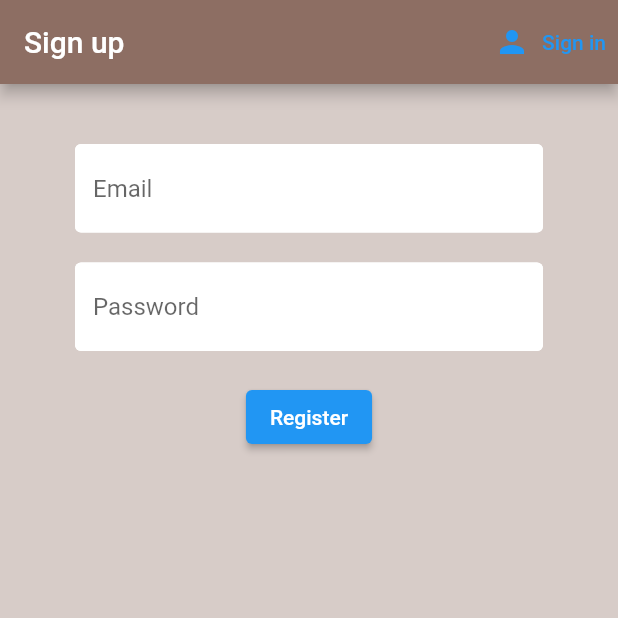
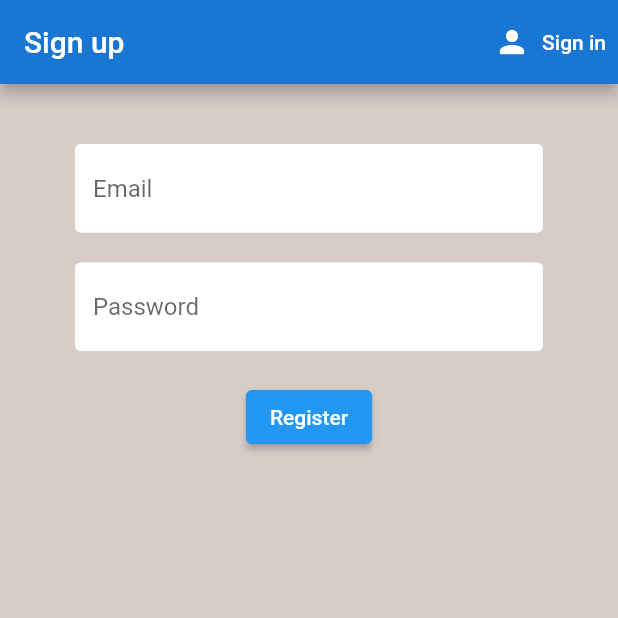
Before and after one commit to Belaid-RWW/FlutterFirebase, a Flutter app: the screen it shows after launch, after a tap on "Log in", after a tap on "Register", on a phone screen of 412 x 824 dp, the top half of it. Run offline on Flutter 3.47's test engine with Material 2 defaults, Android fonts, the phone set to English and light mode, and no system bars; our stand-ins replace firebase_auth, firebase_core, flutter_spinkit; accounts and stored records are empty.

Commit message:
Added loading page

```diff
--- a/lib/screens/authenticate/register.dart
+++ b/lib/screens/authenticate/register.dart
@@ -1,6 +1,7 @@
 import 'package:flutter/material.dart';
 import 'package:flutter_firebase/services/auth.dart';
 import 'package:flutter_firebase/shared/constants.dart';
+import 'package:flutter_firebase/shared/loading.dart';
 
 class Register extends StatefulWidget {
   final Function toggleView;
@@ -18,18 +19,21 @@ class _RegisterState extends State<Register> {
   String password = '';
   String error = '';
 
+  bool loading = false;
+
   @override
   Widget build(BuildContext context) {
-    return Scaffold(
+    return loading ? Loading() : Scaffold(
       backgroundColor: Colors.brown[100],
       appBar: AppBar(
-        backgroundColor: Colors.brown[400],
+        backgroundColor: Colors.blue[700],
         title: Text('Sign up'),
         actions: <Widget>[
           TextButton.icon(
             label: Text('Sign in'),
             icon: Icon(Icons.person),
             onPressed: () async => widget.toggleView(),
+            style: TextButton.styleFrom(primary: Colors.white),
           ),
         ],
       ),
@@ -49,7 +53,8 @@ class _RegisterState extends State<Register> {
                 ),
                 SizedBox(height: 20.0),
                 TextFormField(
-                  decoration: textInputDecoration.copyWith(hintText: 'Password'),
+                  decoration:
+                      textInputDecoration.copyWith(hintText: 'Password'),
                   validator: (val) =>
                       val!.length < 6 ? 'Enter a 6+ chars password' : null,
                   obscureText: true,
@@ -63,11 +68,14 @@ class _RegisterState extends State<Register> {
                       Text('Register', style: TextStyle(color: Colors.white)),
                   onPressed: () async {
                     if (_formkey.currentState!.validate()) {
+                      setState(() => loading = true);
+
                       dynamic result = await _auth.registerWithEmailAndPassword(
                           email, password);
                       if (result == null) {
                         setState(() {
                           error = 'Please use a valid email!';
+                          loading = false;
                         });
                       }
                     }
--- a/lib/screens/authenticate/sign_in.dart
+++ b/lib/screens/authenticate/sign_in.dart
@@ -1,6 +1,7 @@
 import 'package:flutter/material.dart';
 import 'package:flutter_firebase/services/auth.dart';
 import 'package:flutter_firebase/shared/constants.dart';
+import 'package:flutter_firebase/shared/loading.dart';
 
 class SignIn extends StatefulWidget {
   final Function toggleView;
@@ -17,18 +18,22 @@ class _SignInState extends State<SignIn> {
   String email = '';
   String password = '';
   String error = '';
+  bool loading = false;
 
   @override
   Widget build(BuildContext context) {
-    return Scaffold(
+    return loading
+        ? Loading()
+        : Scaffold(
             backgroundColor: Colors.brown[100],
             appBar: AppBar(
-        backgroundColor: Colors.brown[400],
+              backgroundColor: Colors.blue[700],
               title: Text('Sign in'),
               actions: [
                 TextButton.icon(
                   label: Text('Register'),
                   icon: Icon(Icons.person),
+                  style: TextButton.styleFrom(primary: Colors.white),
                   onPressed: () async => widget.toggleView(),
                 ),
               ],
@@ -41,8 +46,10 @@ class _SignInState extends State<SignIn> {
                     children: <Widget>[
                       SizedBox(height: 20.0),
                       TextFormField(
-                  decoration: textInputDecoration.copyWith(hintText: 'Email'),
-                  validator: (val) => val!.isEmpty ? 'Enter an email' : null,
+                        decoration:
+                            textInputDecoration.copyWith(hintText: 'Email'),
+                        validator: (val) =>
+                            val!.isEmpty ? 'Enter an email' : null,
                         onChanged: (val) {
                           setState(() => email = val);
                         },
@@ -51,8 +58,9 @@ class _SignInState extends State<SignIn> {
                       TextFormField(
                         decoration:
                             textInputDecoration.copyWith(hintText: 'Password'),
-                  validator: (val) =>
-                      val!.length < 6 ? 'Enter a 6+ chars password' : null,
+                        validator: (val) => val!.length < 6
+                            ? 'Enter a 6+ chars password'
+                            : null,
                         obscureText: true,
                         onChanged: (val) {
                           setState(() => password = val);
@@ -60,14 +68,17 @@ class _SignInState extends State<SignIn> {
                       ),
                       SizedBox(height: 20.0),
                       ElevatedButton(
-                    child:
-                        Text('Log in', style: TextStyle(color: Colors.white)),
+                          child: Text('Log in',
+                              style: TextStyle(color: Colors.white)),
                           onPressed: () async {
                             if (_formkey.currentState!.validate()) {
-                        dynamic result = await _auth.signInWithEmailAndPassword(
-                            email, password);
+                              setState(() => loading = true);
+                              dynamic result = await _auth
+                                  .signInWithEmailAndPassword(email, password);
                               if (result == null) {
-                          setState(() => error = 'Verify your credentials');
+                                setState(
+                                    () => error = 'Verify your credentials');
+                                loading = false;
                               }
                             }
                           }),
--- a/lib/screens/home/home.dart
+++ b/lib/screens/home/home.dart
@@ -7,12 +7,13 @@ class Home extends StatelessWidget {
   @override
   Widget build(BuildContext context) {
     return Scaffold(
-      backgroundColor: Colors.brown[50],
+      backgroundColor: Colors.brown[100],
       appBar: AppBar(
           title: Text('Welcome'),
-          backgroundColor: Colors.brown[400],
+          backgroundColor: Colors.blue[700],
           actions: <Widget>[
             TextButton.icon(
+                style: TextButton.styleFrom(primary: Colors.white),
                 label: Text('Log out'),
                 icon: Icon(Icons.person),
                 onPressed: () async {
--- a/pubspec.yaml
+++ b/pubspec.yaml
@@ -37,6 +37,7 @@ dependencies:
   firebase_auth: ^3.3.6
   cloud_firestore: ^3.1.7
   provider: ^6.0.2
+  flutter_spinkit: ^5.1.0
 
 dev_dependencies:
   flutter_test:
```
Also changed, not shown: lib/shared/loading.dart (added, +17 -0 lines), pubspec.lock. Lines whose indentation alone changed are shown as unchanged.
